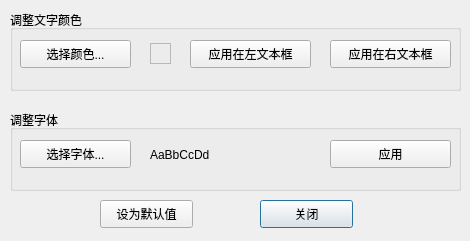
Above: viewdialog.ui from FibonacciSoup/FibText before the change. Below: the same form after it.
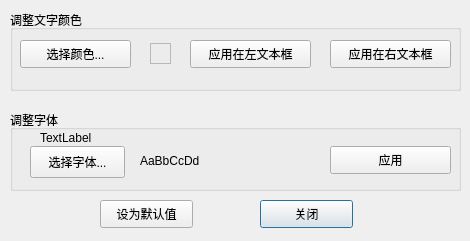
That is the form after the change.

Diff of the .ui file:
```diff
--- a/viewdialog.ui
+++ b/viewdialog.ui
@@ -109,10 +109,10 @@
    <widget class="QPushButton" name="pushButtonFont">
     <property name="geometry">
      <rect>
-      <x>10</x>
-      <y>30</y>
-      <width>111</width>
-      <height>28</height>
+      <x>20</x>
+      <y>36</y>
+      <width>95</width>
+      <height>32</height>
      </rect>
     </property>
     <property name="text">
@@ -122,8 +122,8 @@
    <widget class="QLabel" name="labelFont">
     <property name="geometry">
      <rect>
-      <x>140</x>
-      <y>24</y>
+      <x>130</x>
+      <y>30</y>
       <width>151</width>
       <height>41</height>
      </rect>
@@ -136,7 +136,7 @@
     <property name="geometry">
      <rect>
       <x>320</x>
-      <y>30</y>
+      <y>36</y>
       <width>121</width>
       <height>28</height>
      </rect>
@@ -145,6 +145,19 @@
      <string>应用</string>
     </property>
    </widget>
+   <widget class="QLabel" name="label">
+    <property name="geometry">
+     <rect>
+      <x>30</x>
+      <y>20</y>
+      <width>58</width>
+      <height>16</height>
+     </rect>
+    </property>
+    <property name="text">
+     <string>TextLabel</string>
+    </property>
+   </widget>
   </widget>
   <widget class="QPushButton" name="pushButtonDefault">
    <property name="geometry">
```
Left out of the diff: 2 changed lines with no effect on the pictures.
